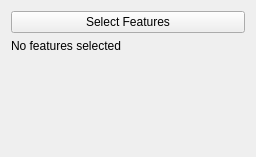
This is ilastik/applets/objectExtraction/drawer.ui in ilastik/ilastik as Qt 5 draws it before an edit. The edited form follows.
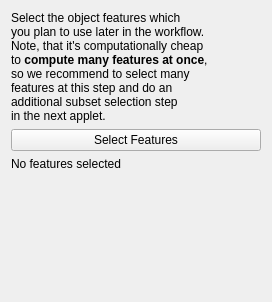
This is the edited form.

Commit message: adding of label names; a failed attempt to fix the pmap colors; better tooltips for object extraction

```diff
--- a/ilastik/applets/objectExtraction/drawer.ui
+++ b/ilastik/applets/objectExtraction/drawer.ui
@@ -6,8 +6,8 @@
    <rect>
     <x>0</x>
     <y>0</y>
-    <width>256</width>
-    <height>157</height>
+    <width>272</width>
+    <height>302</height>
    </rect>
   </property>
   <property name="sizePolicy">
@@ -34,6 +34,13 @@
   <layout class="QVBoxLayout" name="verticalLayout_2">
    <item>
     <layout class="QVBoxLayout" name="verticalLayout_5">
+     <item>
+      <widget class="QLabel" name="label">
+       <property name="text">
+        <string>&lt;html&gt;&lt;head/&gt;&lt;body&gt;&lt;p&gt;Select the object features which&lt;br&gt;you plan to use later in the workflow.&lt;br&gt;Note, that it's computationally cheap&lt;br&gt;to &lt;span style=&quot; font-weight:600;&quot;&gt;compute many features at once&lt;/span&gt;,&lt;br&gt;so we recommend to select many&lt;br&gt;features at this step and do an &lt;br&gt;additional subset selection step&lt;br&gt;in the next applet.&lt;/p&gt;&lt;/body&gt;&lt;/html&gt;</string>
+       </property>
+      </widget>
+     </item>
      <item>
       <widget class="QPushButton" name="selectFeaturesButton">
        <property name="text">
```
The commit also changes 5 other files.
